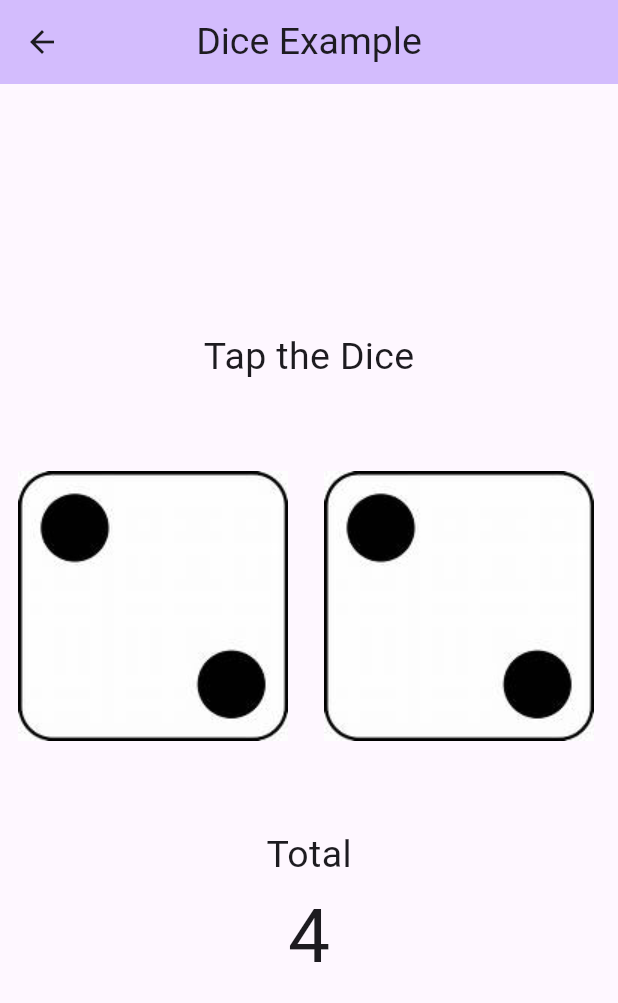
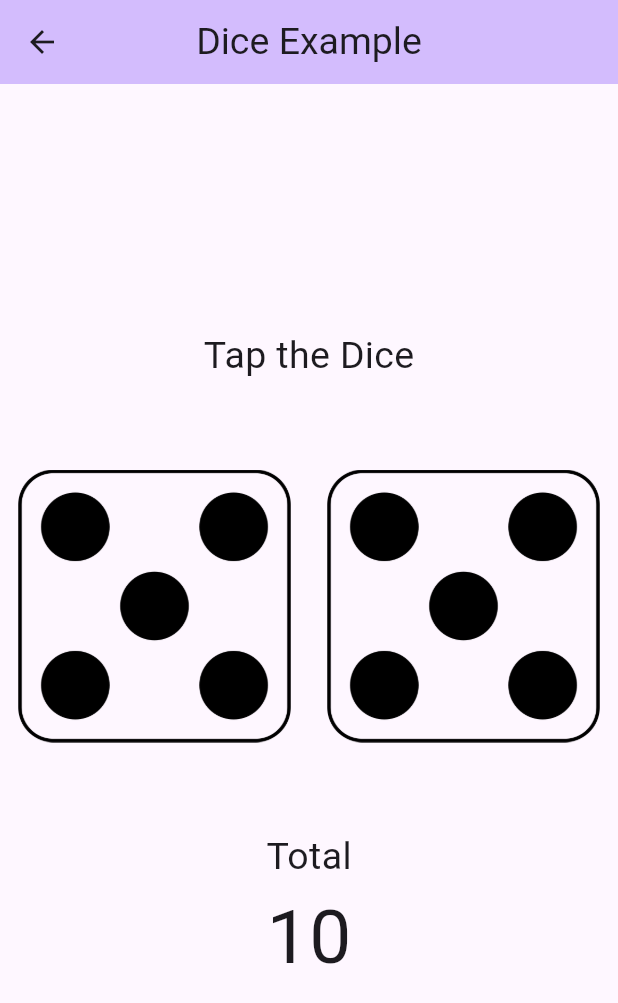
Before and after one commit to vidisha1106/mobx_example, a Flutter app: the screen it shows after launch, after a tap on "Dice Example", on a phone screen of 412 x 824 dp. Shown: the top 1003 px of the screen. Run offline on Flutter 3.47's test engine with Material 2 defaults, Android fonts, the light colour scheme and no system bars; our stand-ins replace flutter_mobx, mobx; generated files the repository leaves out were written again.

Commit message:
Completed : Dice Example in Progress : Todos Example

```diff
--- a/lib/Dice Example/dice_example.dart
+++ b/lib/Dice Example/dice_example.dart
@@ -1,11 +1,12 @@
 import 'package:flutter/material.dart';
+import 'package:flutter_mobx/flutter_mobx.dart';
 import 'package:mobx_example/Dice%20Example/dice.dart';
 import 'package:mobx_example/images/all_images.dart';
 
 class DiceExample extends StatelessWidget {
-   DiceExample({Key? key}) : super(key: key);
+  DiceExample({Key? key}) : super(key: key);
 
-  final Dice dice=Dice();
+  final Dice dice = Dice();
 
   @override
   Widget build(BuildContext context) {
@@ -28,15 +29,45 @@ class DiceExample extends StatelessWidget {
             ),
             Row(
               children: [
-                TextButton(onPressed: () { dice.roll(); }, child: Image.asset(Images.dice2),),
-                //TextButton(onPressed: () { dice.roll(); }, child: Image.asset('assets/images/dice${dice.left}.jpeg'),),
-
-                TextButton(onPressed: () {  }, child: Image.asset(Images.dice2),),
+                Expanded(
+                  flex: 1,
+                  child: TextButton(
+                    onPressed: dice.roll,
+                    child: Observer(
+                      builder: (_) {
+                        return Image.asset(
+                            'assets/images/dice${dice.left}.png');
+                      },
+                    ),
+                  ),
+                ),
+                Expanded(
+                  flex: 1,
+                  child: TextButton(
+                    onPressed: dice.roll,
+                    child: Observer(
+                        builder: (_) {
+                          return Image.asset('assets/images/dice${dice.right}.png');
+                        },),
+                  ),
+                ),
               ],
             ),
-            SizedBox(height: 50,),
-            Text("Total",style: TextStyle(fontSize: 25),),
-            Text("4",style: TextStyle(fontSize: 50),)
+            SizedBox(
+              height: 50,
+            ),
+            Text(
+              "Total",
+              style: TextStyle(fontSize: 25),
+            ),
+            Observer(
+              builder: (_) {
+                return  Text(
+                  dice.total.toString(),
+                  style: TextStyle(fontSize: 50),
+                );
+              },
+            )
           ],
         ),
       ),
--- a/lib/main.dart
+++ b/lib/main.dart
@@ -1,6 +1,7 @@
 import 'package:flutter/material.dart';
 import 'package:mobx_example/Count%20Example/count_example.dart';
 import 'package:mobx_example/Dice%20Example/dice_example.dart';
+import 'package:mobx_example/Todos%20Example/todos_example.dart';
 
 void main() {
   runApp(const MyApp());
@@ -22,6 +23,7 @@ class MyApp extends StatelessWidget {
         '/MyHomePage': (context) => MyHomePage(),
         '/CountExample': (context) => CountExample(),
         '/DiceExample': (context) => DiceExample(),
+        '/TodosExample': (context) => TodosExample(),
       },
     );
   }
@@ -51,6 +53,8 @@ class _MyHomePageState extends State<MyHomePage> {
                 pathName: '/CountExample', text: 'Count Example'),
             CustomElevatedButton(
                 pathName: '/DiceExample', text: 'Dice Example'),
+            CustomElevatedButton(
+                pathName: '/TodosExample', text: 'Todos Example'),
           ],
         ),
       ),
--- a/pubspec.yaml
+++ b/pubspec.yaml
@@ -62,7 +62,7 @@ flutter:
   # the material Icons class.
   uses-material-design: true
   assets:
-    - assets/images/dice2.jpeg
+    - assets/images/
 
   # To add assets to your application, add an assets section, like this:
   # assets:
```
Also changed, not shown: lib/Todos Example/todo_list.dart (added, +15 -0 lines), lib/Todos Example/todos.dart (added, +17 -0 lines), lib/Todos Example/todos_example.dart (added, +16 -0 lines), assets/images/dice1.png (added), assets/images/dice2.jpeg (deleted), assets/images/dice2.png (added), assets/images/dice3.png (added), assets/images/dice4.png (added), assets/images/dice5.png (added), assets/images/dice6.png (added), lib/Todos Example/todo_list.g.dart (added), lib/Todos Example/todos.g.dart (added).
